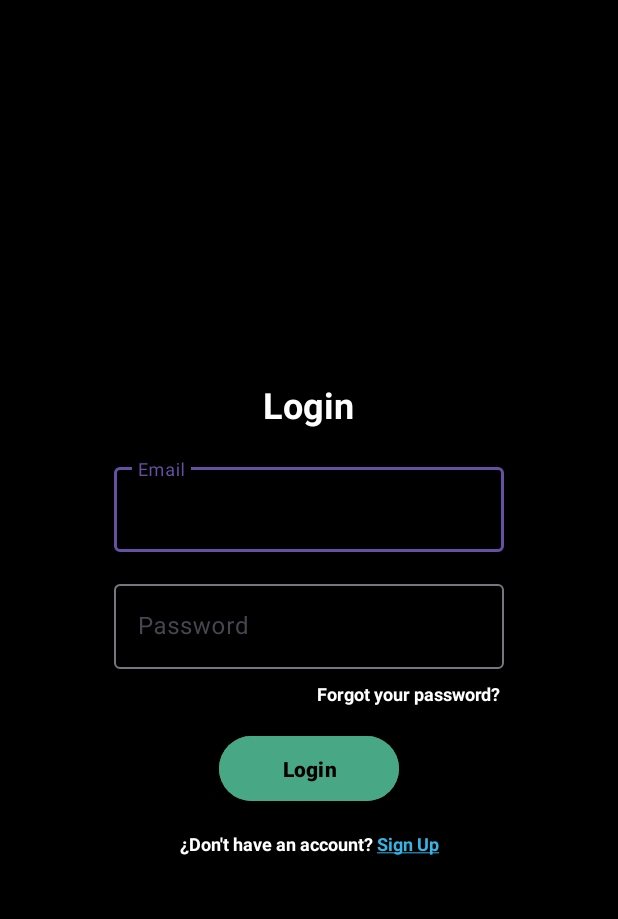
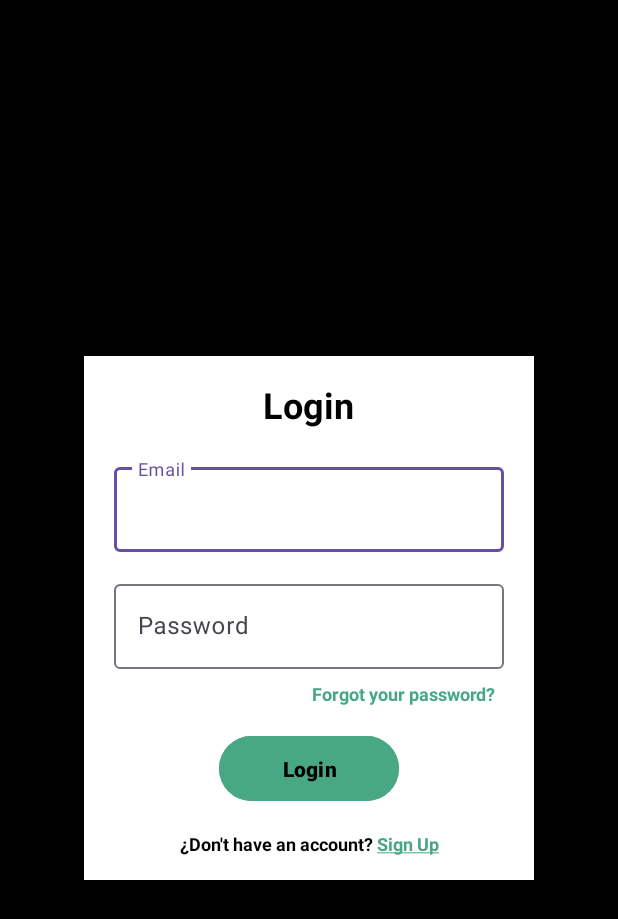
Before and after one commit to Antonio-Mj/Reproductor-de-musica, an Android app: the screen it shows after launch (Login), on a phone screen of 412 x 824 dp. Shown: the top 919 px of the screen. Run offline under Robolectric (Android 15) with nearby library versions, the phone set to English and light mode, and no system bars; our stand-ins replace Firebase (no records; nobody signed in at launch, a user with empty details on screens opened directly).

Commit message:
Nuevo diseño de formularios

```diff
--- a/app/src/main/AndroidManifest.xml
+++ b/app/src/main/AndroidManifest.xml
@@ -20,7 +20,8 @@
             android:theme="@style/Theme.Reproductor.NoActionBar"/>
         <activity
             android:name=".Home"
-            android:exported="false" />
+            android:exported="false"
+            android:theme="@style/Theme.Reproductor.NoActionBar"/>
         <activity
             android:name=".Register"
             android:exported="true"
@@ -31,7 +32,6 @@
             android:theme="@style/Theme.Reproductor.NoActionBar">
             <intent-filter>
                 <action android:name="android.intent.action.MAIN" />
-
                 <category android:name="android.intent.category.LAUNCHER" />
             </intent-filter>
         </activity>
--- a/app/src/main/java/com/example/reproductor/Login.java
+++ b/app/src/main/java/com/example/reproductor/Login.java
@@ -74,7 +74,7 @@ public class Login extends AppCompatActivity {
             @Override
             public void updateDrawState(@NonNull TextPaint ds) {
                 super.updateDrawState(ds);
-                ds.setColor(getResources().getColor(android.R.color.holo_blue_light));
+                ds.setColor(getResources().getColor(R.color.blue_text));
                 ds.setUnderlineText(true);
             }
         };
--- a/app/src/main/res/layout/activity_login.xml
+++ b/app/src/main/res/layout/activity_login.xml
@@ -10,6 +10,13 @@
     android:orientation="vertical"
     android:padding="16dp"
     tools:context=".Login">
+    <LinearLayout
+        android:layout_width="300dp"
+        android:layout_height="wrap_content"
+        android:orientation="vertical"
+        android:background="@color/white"
+        android:gravity="center"
+        android:padding="16dp">
 
     <TextView
         android:id="@+id/login"
@@ -20,7 +27,7 @@
         android:textSize="24sp"
         android:textStyle="bold"
         android:layout_marginBottom="20dp"
-        android:textColor="@android:color/white"/>
+        android:textColor="@android:color/black"/>
 
     <com.google.android.material.textfield.TextInputLayout
         android:layout_width="260dp"
@@ -58,9 +65,9 @@
         android:text="Forgot your password?"
         android:textSize="12sp"
         android:textStyle="bold"
-        android:textColor="@android:color/white"
+        android:textColor="@color/blue_text"
         android:layout_marginBottom="16dp"
-        android:layout_marginEnd="62dp"/>
+        android:layout_marginEnd="9dp"/>
 
     <ProgressBar
         android:id="@+id/progressBar"
@@ -88,8 +95,9 @@
         android:gravity="center"
         android:textSize="12sp"
         android:textStyle="bold"
-        android:textColor="@android:color/white"
+        android:textColor="@color/black"
         android:clickable="true"
         android:focusable="true" />
 
 </LinearLayout>
+</LinearLayout>
--- a/app/src/main/res/layout/activity_main.xml
+++ b/app/src/main/res/layout/activity_main.xml
@@ -15,7 +15,6 @@
         android:background="@color/black"
         android:padding="16dp"
         app:layout_constraintTop_toTopOf="parent">
-
 
         <androidx.appcompat.widget.AppCompatButton
             android:id="@+id/btn_like"
```
Also changed, not shown: app/src/main/res/layout/activity_register.xml (+16 -6 lines), app/src/main/res/layout/activity_reset_password.xml (+11 -3 lines).
